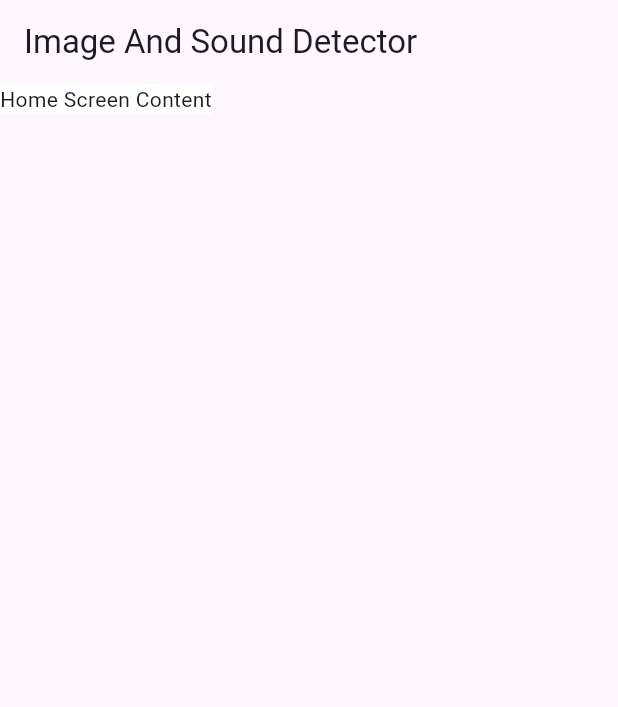
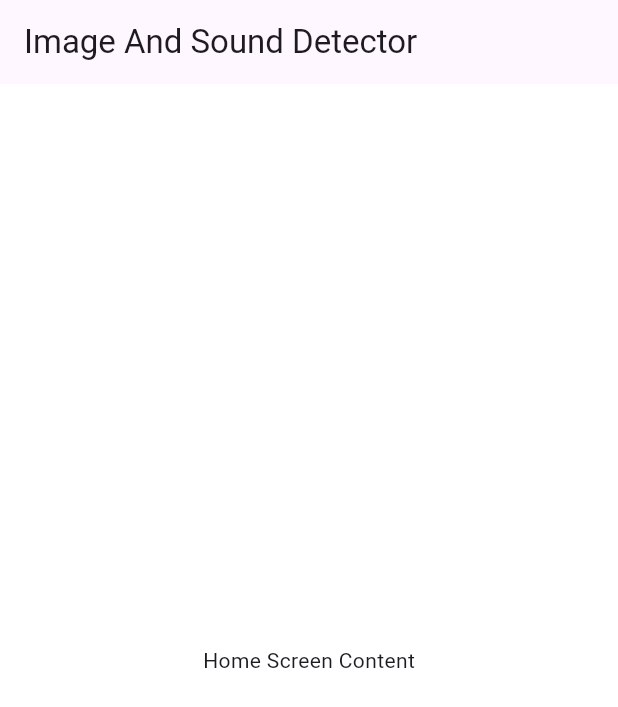
Before and after one commit to sur16-cse/tracking, a Flutter app: the screen it shows after launch, on a phone screen of 412 x 824 dp. Shown: the top 707 px of the screen. Run offline on Flutter 3.47's test engine with Material 2 defaults, Android fonts, the light colour scheme and no system bars; our stand-ins replace camera, permission_handler; missing offline and left inert: audio_session, noise_meter; statements that could not run were skipped.

Commit message:
ui update

```diff
--- a/lib/main.dart
+++ b/lib/main.dart
@@ -28,7 +28,7 @@ class HomeScreen extends StatefulWidget {
 }
 
 class _HomeScreenState extends State<HomeScreen> {
-  SoundDetector soundDetector = SoundDetector(threshold: 10, alertDuration: 5000);
+  SoundDetector soundDetector = SoundDetector(threshold: 50, alertDuration: 5000);
 
   @override
   void initState() {
@@ -45,6 +45,7 @@ class _HomeScreenState extends State<HomeScreen> {
   @override
   Widget build(BuildContext context) {
     return Scaffold(
+      backgroundColor: Colors.blue,
       appBar: AppBar(
         title: Text('Image And Sound Detector'),
       ),
@@ -54,7 +55,7 @@ class _HomeScreenState extends State<HomeScreen> {
           print("main $isAlerting");
           return Container(
             color: isAlerting ? Colors.red : Colors.white,
-            child: Text('Home Screen Content'),
+            child: Center(child: Text('Home Screen Content')),
           );
         },
       ),
--- a/pubspec.yaml
+++ b/pubspec.yaml
@@ -39,9 +39,6 @@ dependencies:
   permission_handler: ^10.4.3
   audio_session: ^0.1.16
   camera: ^0.10.5+2
-  image: ^4.0.17
-  image_picker: ^1.0.1
-  flutter_secure_storage: ^8.0.0
   path_provider: ^2.0.15
 
 dev_dependencies:
```
Also changed, not shown: pubspec.lock, 5 other files.
